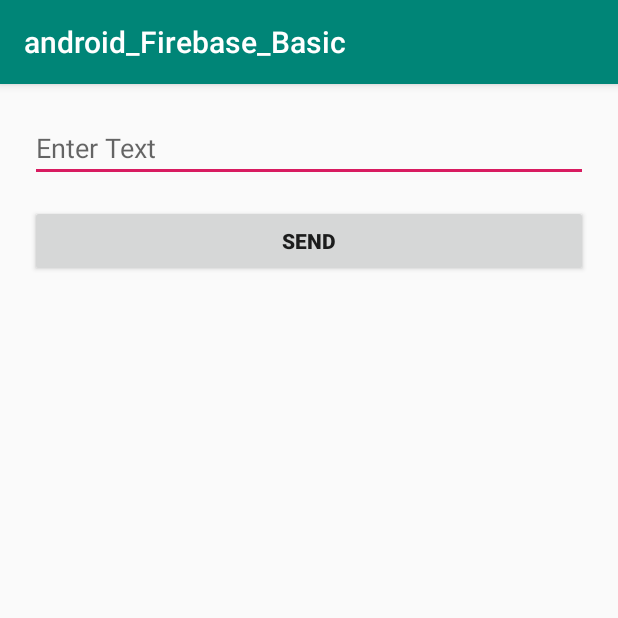
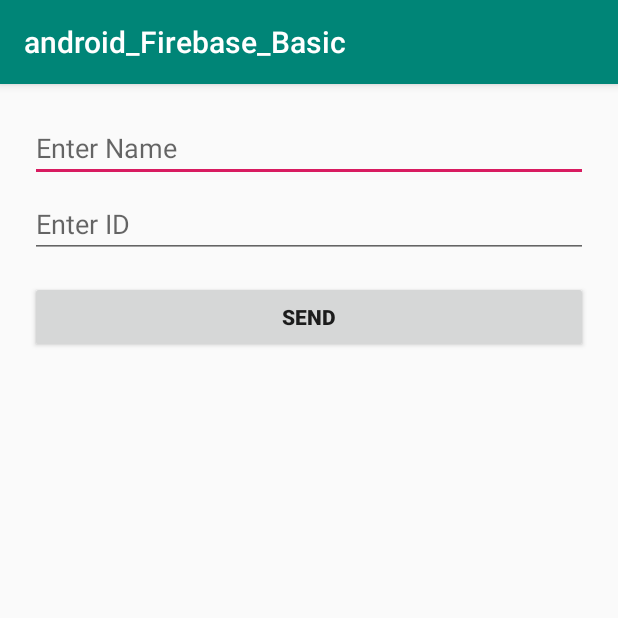
Before and after one commit to ShakilAhmedShaj/android_Firebase_Basic, an Android app: the screen it shows after launch (MainActivity), after a tap on "SEND", on a phone screen of 412 x 824 dp, the top half of it. Run offline under Robolectric (Android 15) with nearby library versions, the phone set to English and light mode, and no system bars; our stand-ins replace Firebase (no records; nobody signed in at launch, a user with empty details on screens opened directly).

Commit message:
multiple child

```diff
--- a/app/src/main/java/com/t3ch/shaj/android_firebase_basic/MainActivity.java
+++ b/app/src/main/java/com/t3ch/shaj/android_firebase_basic/MainActivity.java
@@ -20,6 +20,8 @@ public class MainActivity extends AppCompatActivity {
 
     TextView textView;
 
+    EditText nameInput, idInput;
+
 
     @Override
     protected void onCreate(Bundle savedInstanceState) {
@@ -27,6 +29,10 @@ public class MainActivity extends AppCompatActivity {
         setContentView(R.layout.activity_main);
 
         database = FirebaseDatabase.getInstance();
+
+        nameInput = findViewById(R.id.nameTextID);
+        idInput = findViewById(R.id.idTextID);
+
         textView = findViewById(R.id.TV_ID);
 
 
@@ -35,10 +41,12 @@ public class MainActivity extends AppCompatActivity {
     public void buttonClicked(View view) {
 
 
-        EditText editText = findViewById(R.id.editTextID);
+        String childName = nameInput.getText().toString();
+        myRef = database.getReference("Users").child(childName);
 
-        myRef = database.getReference("Users");
-        myRef.child("Names").push().setValue(editText.getText().toString());
+        myRef.child("Name").setValue(nameInput.getText().toString());
+        myRef.child("ID").setValue(idInput.getText().toString());
+
 
     }
 
--- a/app/src/main/res/layout/activity_main.xml
+++ b/app/src/main/res/layout/activity_main.xml
@@ -9,10 +9,17 @@
     tools:context=".MainActivity">
 
     <EditText
-        android:id="@+id/editTextID"
+        android:id="@+id/nameTextID"
         android:layout_width="match_parent"
         android:layout_height="wrap_content"
-        android:hint="Enter Text" />
+        android:hint="Enter Name" />
+
+    <EditText
+        android:id="@+id/idTextID"
+        android:layout_width="match_parent"
+        android:layout_height="wrap_content"
+        android:layout_marginTop="5dp"
+        android:hint="Enter ID" />
 
     <Button
         android:id="@+id/sendBTN_ID"
```
